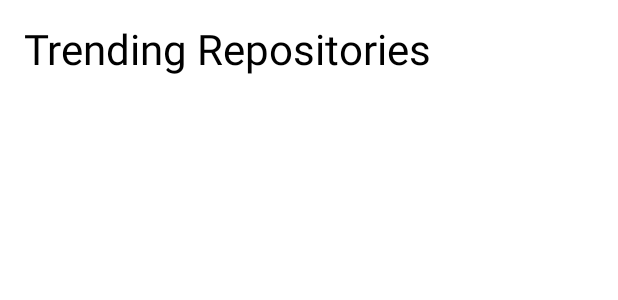
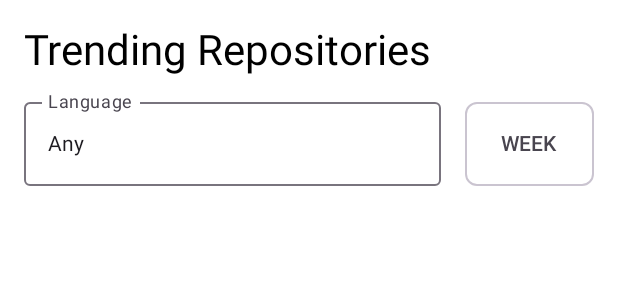
Before and after one commit to DyedfoxRA/trendgit, an Android app built with Jetpack Compose: the @Preview function TrendReposScreenPreview, on a phone screen of 412 x 824 dp. Shown: the top 300 px of the screen. Run offline under Robolectric (Android 15) with nearby library versions, the phone set to English and light mode, and no system bars.

Commit message:
add search for trend repositories

```diff
--- a/common/network/src/main/java/com/venture/network/model/DateRange.kt
+++ b/common/network/src/main/java/com/venture/network/model/DateRange.kt
@@ -4,7 +4,7 @@ import java.text.SimpleDateFormat
 import java.util.Calendar
 import java.util.Locale
 
-enum class DateRange() {
+enum class DateRange {
     TODAY,
     WEEK,
     MONTH;
--- a/features/trend_repos/build.gradle.kts
+++ b/features/trend_repos/build.gradle.kts
@@ -47,6 +47,7 @@ dependencies {
 
     implementation(libs.androidx.core.ktx)
     implementation(libs.androidx.lifecycle.runtime.ktx)
+    implementation(libs.androidx.lifecycle.viewmodel.compose)
     implementation(libs.androidx.activity.compose)
     implementation(platform(libs.androidx.compose.bom))
     implementation(libs.androidx.ui)
@@ -58,6 +59,8 @@ dependencies {
     implementation(libs.koin.android)
     implementation(libs.koin.androidx.compose)
     implementation(libs.material)
+    implementation(libs.coil.compose)
+    implementation(libs.androidx.lifecycle.runtime.compose.android)
 
     implementation(project(":common:network"))
 
--- a/features/trend_repos/src/main/java/com/venture/trend_repos/domain/mappers/Mapper.kt
+++ b/features/trend_repos/src/main/java/com/venture/trend_repos/domain/mappers/Mapper.kt
@@ -3,6 +3,6 @@ package com.venture.trend_repos.domain.mappers
 interface Mapper<From, To> {
     fun map(raw: From): To
     fun mapList(rawList: List<From>): List<To> {
-        return rawList.map { map(it) }
+        return rawList.map(::map)
     }
 }
--- a/features/trend_repos/src/main/java/com/venture/trend_repos/domain/mappers/RepoEntityToRepoMapperImpl.kt
+++ b/features/trend_repos/src/main/java/com/venture/trend_repos/domain/mappers/RepoEntityToRepoMapperImpl.kt
@@ -12,6 +12,9 @@ class RepoEntityToRepoMapperImpl : RepoEntityToRepoMapper {
             description = raw.description,
             htmlUrl = raw.htmlUrl,
             stargazersCount = raw.stargazersCount,
+            fullName = raw.fullName,
+            language = raw.language,
+            forksCount = raw.forksCount,
             owner = Owner(
                 login = raw.ownerEntity.login,
                 avatarUrl = raw.ownerEntity.avatarUrl
@@ -20,5 +23,4 @@ class RepoEntityToRepoMapperImpl : RepoEntityToRepoMapper {
     }
 }
 
-
 interface RepoEntityToRepoMapper : Mapper<RepoEntity, Repo>
--- a/features/trend_repos/src/main/java/com/venture/trend_repos/domain/model/Repo.kt
+++ b/features/trend_repos/src/main/java/com/venture/trend_repos/domain/model/Repo.kt
@@ -3,8 +3,11 @@ package com.venture.trend_repos.domain.model
 data class Repo(
     val id: Long,
     val name: String,
+    val fullName: String,
     val description: String?,
     val htmlUrl: String,
     val stargazersCount: Int,
-    val owner: Owner
+    val language: String?,
+    val owner: Owner,
+    val forksCount: Int
 )
--- a/features/trend_repos/src/main/java/com/venture/trend_repos/ui/TrendReposScreen.kt
+++ b/features/trend_repos/src/main/java/com/venture/trend_repos/ui/TrendReposScreen.kt
@@ -1,26 +1,46 @@
 package com.venture.trend_repos.ui
 
-import androidx.compose.foundation.clickable
+import androidx.compose.foundation.layout.Arrangement
+import androidx.compose.foundation.layout.Box
 import androidx.compose.foundation.layout.Column
+import androidx.compose.foundation.layout.Row
 import androidx.compose.foundation.layout.Spacer
 import androidx.compose.foundation.layout.fillMaxSize
 import androidx.compose.foundation.layout.fillMaxWidth
 import androidx.compose.foundation.layout.height
+import androidx.compose.foundation.layout.heightIn
 import androidx.compose.foundation.layout.padding
 import androidx.compose.foundation.lazy.LazyColumn
+import androidx.compose.foundation.text.KeyboardActions
+import androidx.compose.foundation.text.KeyboardOptions
+import androidx.compose.material3.DropdownMenu
+import androidx.compose.material3.DropdownMenuItem
 import androidx.compose.material3.MaterialTheme
+import androidx.compose.material3.OutlinedButton
+import androidx.compose.material3.OutlinedTextField
 import androidx.compose.material3.Text
 import androidx.compose.runtime.Composable
 import androidx.compose.runtime.collectAsState
+import androidx.compose.runtime.getValue
+import androidx.compose.runtime.mutableStateOf
+import androidx.compose.runtime.remember
+import androidx.compose.runtime.setValue
+import androidx.compose.ui.Alignment
 import androidx.compose.ui.Modifier
+import androidx.compose.ui.text.input.ImeAction
 import androidx.compose.ui.tooling.preview.Preview
 import androidx.compose.ui.unit.dp
-import com.venture.network.model.RepoEntity
+import androidx.lifecycle.compose.collectAsStateWithLifecycle
+import com.venture.network.model.DateRange
 import org.koin.androidx.compose.koinViewModel
 
 @Composable
 fun TrendReposScreen(viewModel: TrendReposViewModel = koinViewModel()) {
     val reposState = viewModel.trendingRepos.collectAsState()
+
+    val language by viewModel.language.collectAsStateWithLifecycle()
+    val dateRange by viewModel.dateRange.collectAsStateWithLifecycle()
+    var expanded by remember { mutableStateOf(false) }
 
     Column(
         modifier = Modifier
@@ -28,11 +48,54 @@ fun TrendReposScreen(viewModel: TrendReposViewModel = koinViewModel()) {
             .padding(16.dp)
     ) {
         Text(text = "Trending Repositories", style = MaterialTheme.typography.headlineMedium)
-        Spacer(modifier = Modifier.height(16.dp))
+        Spacer(modifier = Modifier.height(8.dp))
 
+        Row(
+            horizontalArrangement = Arrangement.spacedBy(16.dp),
+            verticalAlignment = Alignment.Bottom,
+            modifier = Modifier
+                .fillMaxWidth()
+                .padding(bottom = 16.dp)
+        ) {
+            OutlinedTextField(
+                value = language,
+                onValueChange = { viewModel.updateLanguage(it) },
+                singleLine = true,
+                label = { Text("Language") },
+                modifier = Modifier
+                    .weight(1f)
+                    .heightIn(min = 56.dp),
+                keyboardOptions = KeyboardOptions.Default.copy(imeAction = ImeAction.Search),
+                keyboardActions = KeyboardActions(onSearch = { viewModel.fetchTrendingRepos() })
+            )
+
+            Box {
+                OutlinedButton(
+                    onClick = { expanded = true },
+                    shape = MaterialTheme.shapes.small,
+                    modifier = Modifier.heightIn(min = 56.dp)
+                ) {
+                    Text(text = dateRange.name)
+                }
+                DropdownMenu(
+                    expanded = expanded,
+                    onDismissRequest = { expanded = false }
+                ) {
+                    DateRange.entries.forEach { range ->
+                        DropdownMenuItem(
+                            text = { Text(text = range.name) },
+                            onClick = {
+                                viewModel.updateDateRange(range)
+                                expanded = false
+                            }
+                        )
+                    }
+                }
+            }
+        }
         LazyColumn {
             items(reposState.value.size) { index ->
-                RepoItem(repoEntity = reposState.value[index]) {
+                RepoItem(repo = reposState.value[index]) {
                     //on click(
                 }
             }
@@ -40,19 +103,6 @@ fun TrendReposScreen(viewModel: TrendReposViewModel = koinViewModel()) {
     }
 }
 
-@Composable
-fun RepoItem(repoEntity: RepoEntity, onClick: (RepoEntity) -> Unit) {
-    Column(modifier = Modifier
-        .fillMaxWidth()
-        .clickable { onClick(repoEntity) }
-        .padding(8.dp)) {
-        Text(text = repoEntity.name, style = MaterialTheme.typography.bodyLarge)
-        repoEntity.description?.let {
-            Text(text = it, style = MaterialTheme.typography.bodyMedium)
-        }
-        Text(text = "Language: ${repoEntity.language}", style = MaterialTheme.typography.bodySmall)
-    }
-}
 
 @Preview(showBackground = true)
 @Composable
--- a/features/trend_repos/src/main/java/com/venture/trend_repos/ui/TrendReposViewModel.kt
+++ b/features/trend_repos/src/main/java/com/venture/trend_repos/ui/TrendReposViewModel.kt
@@ -16,10 +16,28 @@ class TrendReposViewModel(
     private val _trendingRepos = MutableStateFlow<List<Repo>>(emptyList())
     val trendingRepos: StateFlow<List<Repo>> = _trendingRepos
 
-    fun fetchTrendingRepos(language: String, dateRange: DateRange) {
+    private val _language = MutableStateFlow("Any")
+    val language: StateFlow<String> = _language
+
+    private val _dateRange = MutableStateFlow(DateRange.WEEK)
+    val dateRange: StateFlow<DateRange> = _dateRange
+
+    init {
+        fetchTrendingRepos()
+    }
+    fun updateLanguage(newLanguage: String) {
+        _language.value = newLanguage
+    }
+
+    fun updateDateRange(newDateRange: DateRange) {
+        _dateRange.value = newDateRange
+        fetchTrendingRepos()
+    }
+
+    fun fetchTrendingRepos() {
         viewModelScope.launch {
             try {
-                val repos = repository.getTrendingRepos(language, dateRange)
+                val repos = repository.getTrendingRepos(_language.value, _dateRange.value)
                 _trendingRepos.value = repos
             } catch (e: Exception) {
                 // Handle other exceptions
--- a/gradle/libs.versions.toml
+++ b/gradle/libs.versions.toml
@@ -1,5 +1,6 @@
 [versions]
 agp = "8.4.2"
+coilCompose = "2.4.0"
 kotlin = "1.9.23"
 coreKtx = "1.13.1"
 junit = "4.13.2"
@@ -18,14 +19,17 @@ kotlinxSerializationJson = "1.5.0"
 koin = "3.4.2"
 appcompat = "1.7.0"
 material = "1.12.0"
+lifecycleRuntimeComposeAndroid = "2.8.2"
 
 [libraries]
 androidx-core-ktx = { group = "androidx.core", name = "core-ktx", version.ref = "coreKtx" }
 androidx-navigation-compose = { module = "androidx.navigation:navigation-compose", version.ref = "navigationCompose" }
+coil-compose = { module = "io.coil-kt:coil-compose", version.ref = "coilCompose" }
 junit = { group = "junit", name = "junit", version.ref = "junit" }
 androidx-junit = { group = "androidx.test.ext", name = "junit", version.ref = "junitVersion" }
 androidx-espresso-core = { group = "androidx.test.espresso", name = "espresso-core", version.ref = "espressoCore" }
 androidx-lifecycle-runtime-ktx = { group = "androidx.lifecycle", name = "lifecycle-runtime-ktx", version.ref = "lifecycleRuntimeKtx" }
+androidx-lifecycle-viewmodel-compose = { group = "androidx.lifecycle", name = "lifecycle-viewmodel-compose", version.ref = "lifecycleRuntimeKtx" }
 androidx-activity-compose = { group = "androidx.activity", name = "activity-compose", version.ref = "activityCompose" }
 androidx-compose-bom = { group = "androidx.compose", name = "compose-bom", version.ref = "composeBom" }
 androidx-ui = { group = "androidx.compose.ui", name = "ui" }
@@ -47,6 +51,7 @@ retrofit = { module = "com.squareup.retrofit2:retrofit", version.ref = "retrofit
 retrofit2-kotlinx-serialization-converter = { module = "com.jakewharton.retrofit:retrofit2-kotlinx-serialization-converter", version.ref = "retrofit2KotlinxSerializationConverter" }
 androidx-appcompat = { group = "androidx.appcompat", name = "appcompat", version.ref = "appcompat" }
 material = { group = "com.google.android.material", name = "material", version.ref = "material" }
+androidx-lifecycle-runtime-compose-android = { group = "androidx.lifecycle", name = "lifecycle-runtime-compose-android", version.ref = "lifecycleRuntimeComposeAndroid" }
 
 
 [plugins]
```
Also changed, not shown: features/trend_repos/src/main/java/com/venture/trend_repos/ui/RepoItem.kt (added, +150 -0 lines).
